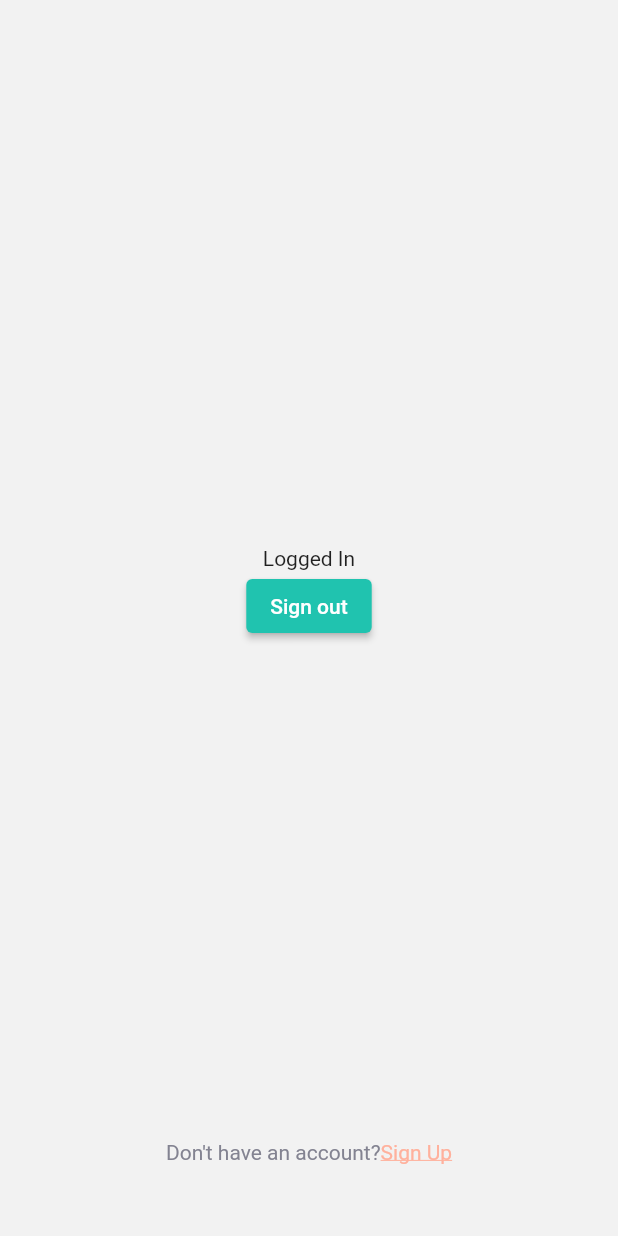
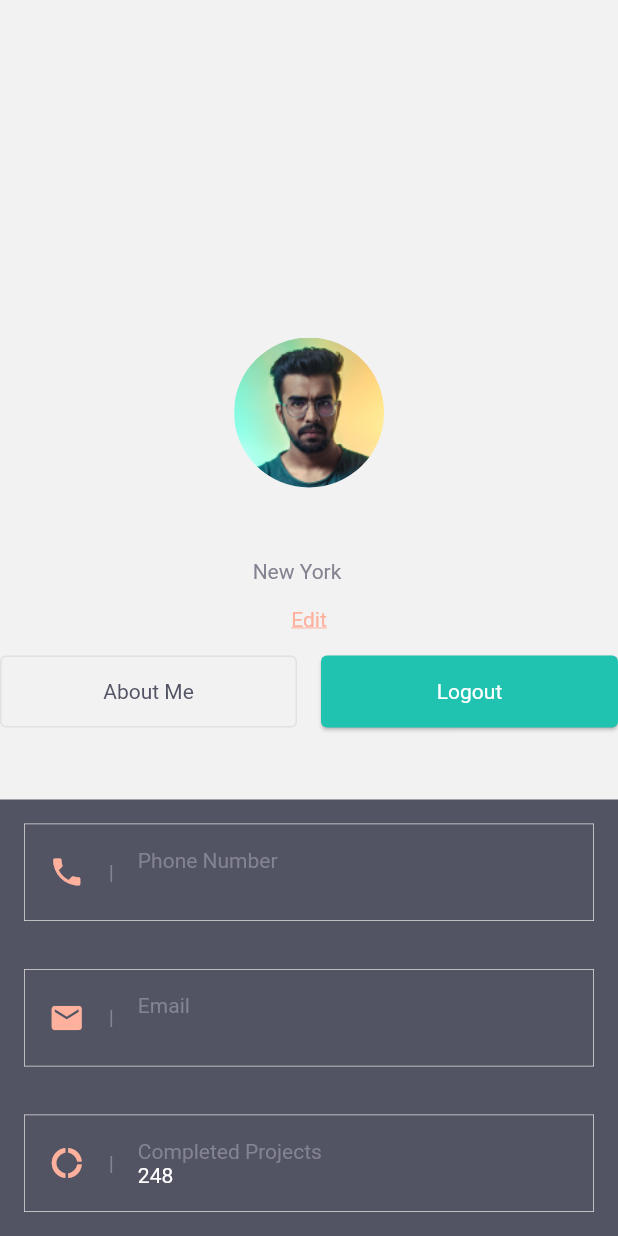
Before and after one commit to MamikonP/scale3c, a Flutter app: the screen it shows once a user with an empty profile is signed in, on a phone screen of 412 x 824 dp. Run offline on Flutter 3.47's test engine with Material 2 defaults, Android fonts, the light colour scheme and no system bars; our stand-ins replace firebase_auth, firebase_core, flutter_svg, get_it, go_router; missing offline and left inert: flutter_facebook_auth, linkedin_login; accounts and stored records are empty; network calls fail.

Commit message:
Implemented profile page UI

```diff
--- a/scale3c/lib/app.dart
+++ b/scale3c/lib/app.dart
@@ -8,6 +8,7 @@ class App extends StatelessWidget {
   @override
   Widget build(BuildContext context) {
     return MaterialApp.router(
+      debugShowCheckedModeBanner: false,
       title: 'Flutter Demo',
       theme: CustomThemeData().lightTheme,
       routerConfig: router,
--- a/scale3c/lib/shared/constants.dart
+++ b/scale3c/lib/shared/constants.dart
@@ -4,3 +4,4 @@ const String linkedinRedirectUri = 'http://localhost/';
 
 const String signInAssetImage = 'assets/images/signin.png';
 const String signUpAssetImage = 'assets/images/signup.png';
+const String placeholderImage = 'assets/images/placeholder.png';
--- a/scale3c/lib/shared/navigation/route_name.dart
+++ b/scale3c/lib/shared/navigation/route_name.dart
@@ -3,4 +3,5 @@ abstract class RouteName {
   static const String signIn = '/sign-in';
   static const String signUp = '/sign-up';
   static const String linkedinAuth = '/linkedin-auth';
+  static const String profile = '/profile';
 }
--- a/scale3c/lib/shared/navigation/routes.dart
+++ b/scale3c/lib/shared/navigation/routes.dart
@@ -1,3 +1,4 @@
+import 'package:firebase_auth/firebase_auth.dart';
 import 'package:flutter/material.dart';
 import 'package:get_it/get_it.dart';
 import 'package:go_router/go_router.dart';
@@ -5,6 +6,7 @@ import '../../domain/usecases/email_sigin_firebase/email_signin_firebase.dart';
 import '../../domain/usecases/email_signup_firebase/email_sign_up_firebase.dart';
 import '../../domain/usecases/facebook_sigin_in_firebase/facebook_sigin_firebase.dart';
 import '../../domain/usecases/firebase_sign_out/firebase_sign_out.dart';
+import '../../view/pages/profile/profile_page.dart';
 import '../../view/pages/sign_in/sign_in_page.dart';
 import '../../view/pages/sign_up/sign_up_page.dart';
 import '../../view/widgets/linkedin.dart';
@@ -40,6 +42,11 @@ GoRouter router = GoRouter(
       path: RouteName.linkedinAuth,
       builder: (BuildContext context, GoRouterState state) =>
           const Linkedin()
-    )
+    ),
+    GoRoute(
+      path: RouteName.profile,
+      builder: (BuildContext context, GoRouterState state) =>
+          ProfilePage(FirebaseAuth.instance.currentUser)
+    ),
   ],
 );
--- a/scale3c/lib/view/pages/app_page.dart
+++ b/scale3c/lib/view/pages/app_page.dart
@@ -8,6 +8,7 @@ class AppPage extends StatelessWidget {
     this.scrollable = false,
     this.footer,
     this.bodyPadding,
+    this.centered = true,
     super.key,
   });
 
@@ -15,21 +16,33 @@ class AppPage extends StatelessWidget {
   final Widget? footer;
   final bool scrollable;
   final EdgeInsets? bodyPadding;
+  final bool centered;
 
   @override
   Widget build(BuildContext context) {
     return Scaffold(
       backgroundColor: Theme.of(context).colorScheme.background,
-      body: Column(
+      body: SizedBox(
+        width: MediaQuery.of(context).size.width,
+        height: MediaQuery.of(context).size.height,
+        child: Column(
           children: <Widget>[
             Expanded(
               child: Padding(
                 padding: bodyPadding ?? EdgeInsets.zero,
-              child: Center(
-                child: SingleChildScrollView(
+                child: centered
+                    ? Center(
+                        child: !scrollable
+                            ? body
+                            : SingleChildScrollView(
                                 child: body,
                               ),
-              ),
+                      )
+                    : scrollable
+                        ? SingleChildScrollView(
+                            child: body,
+                          )
+                        : body,
               ),
             ),
             if (footer != null)
@@ -39,6 +52,7 @@ class AppPage extends StatelessWidget {
               ),
           ],
         ),
+      ),
     );
   }
 }
--- a/scale3c/lib/view/pages/auth/auth_page_content.dart
+++ b/scale3c/lib/view/pages/auth/auth_page_content.dart
@@ -68,14 +68,16 @@ class AuthPageContent extends StatelessWidget with AuthControllerMixin {
             textAlign: TextAlign.end,
           ),
         Spacing(extraLarge),
-        AppButon(
+        AppButton(
           onPressed: _authenticateUser,
           child: AppText(
             text: AuthHelper.of(authType).actionText,
           ),
         ),
         const OrLabel(),
-        SocialButtons(facebookSiginFirebaseUseCase: facebookSiginFirebaseUseCase,),
+        SocialButtons(
+          facebookSiginFirebaseUseCase: facebookSiginFirebaseUseCase,
+        ),
       ],
     );
   }
--- /dev/null
+++ b/scale3c/lib/view/pages/profile/components/user_detail.dart
@@ -0,0 +1,65 @@
+import 'package:firebase_auth/firebase_auth.dart';
+import 'package:flutter/material.dart';
+
+import '../../../../shared/constants.dart';
+import '../../../../shared/gaps/gaps.dart';
+import '../../../constants/spacing_direction.dart';
+import '../../../widgets/app_text.dart';
+import '../../../widgets/spacing.dart';
+
+class UserDetail extends StatelessWidget {
+  const UserDetail({required this.user, super.key});
+
+  final User? user;
+
+  @override
+  Widget build(BuildContext context) {
+    return Column(
+      mainAxisSize: MainAxisSize.min,
+      children: <Widget>[
+        Center(
+          child: user?.photoURL != null
+              ? CircleAvatar(
+                  backgroundImage: NetworkImage(user!.photoURL!),
+                  radius: 20,
+                )
+              : Container(
+                  width: 100,
+                  height: 100,
+                  decoration: const BoxDecoration(
+                    shape: BoxShape.circle,
+                    image: DecorationImage(
+                      fit: BoxFit.cover,
+                      image: ExactAssetImage(placeholderImage),
+                    ),
+                  ),
+                ),
+        ),
+        Spacing(large),
+        AppText(
+          text: user?.displayName ?? user?.email ?? '',
+          color: Theme.of(context).colorScheme.primaryContainer,
+          isBold: true,
+        ),
+        Spacing(large),
+        Row(
+          mainAxisAlignment: MainAxisAlignment.center,
+          children: <Widget>[
+            AppText(
+              text: 'New York',
+              color: Theme.of(context).colorScheme.primaryContainer,
+            ),
+            Spacing(
+              large,
+              direction: SpacingDirection.horizontal,
+            ),
+            AppText(
+              text: user?.uid ?? '',
+              color: Theme.of(context).colorScheme.primaryContainer,
+            ),
+          ],
+        ),
+      ],
+    );
+  }
+}
--- /dev/null
+++ b/scale3c/lib/view/pages/profile/components/user_social_detail.dart
@@ -0,0 +1,67 @@
+import 'package:flutter/material.dart';
+import 'package:flutter/src/widgets/framework.dart';
+import 'package:flutter/src/widgets/placeholder.dart';
+
+import '../../../../shared/gaps/gaps.dart';
+import '../../../constants/spacing_direction.dart';
+import '../../../widgets/app_text.dart';
+import '../../../widgets/spacing.dart';
+
+class UserSocialDetail extends StatelessWidget {
+  const UserSocialDetail({
+    required this.title,
+    required this.subtitle,
+    required this.iconData,
+    super.key,
+  });
+
+  final String title;
+  final String subtitle;
+  final IconData iconData;
+
+  @override
+  Widget build(BuildContext context) {
+    return Container(
+      margin: EdgeInsets.all(large),
+      decoration: BoxDecoration(
+        color: Colors.transparent,
+        border: Border.all(
+            color: Theme.of(context).colorScheme.secondary, width: 0.5),
+      ),
+      child: Padding(
+        padding: EdgeInsets.all(large),
+        child: Row(
+          children: <Widget>[
+            Icon(
+              iconData,
+              color: Theme.of(context).colorScheme.secondaryContainer,
+            ),
+            Spacing(
+              large,
+              direction: SpacingDirection.horizontal,
+            ),
+            AppText(
+              text: '|',
+              color: Theme.of(context).colorScheme.primaryContainer,
+            ),
+            Spacing(
+              large,
+              direction: SpacingDirection.horizontal,
+            ),
+            Column(
+              mainAxisAlignment: MainAxisAlignment.center,
+              crossAxisAlignment: CrossAxisAlignment.start,
+              children: <Widget>[
+                AppText(
+                  text: title,
+                  color: Theme.of(context).colorScheme.primaryContainer,
+                ),
+                AppText(text: subtitle, color: Colors.white),
+              ],
+            )
+          ],
+        ),
+      ),
+    );
+  }
+}
--- /dev/null
+++ b/scale3c/lib/view/pages/profile/profile_content.dart
@@ -0,0 +1,97 @@
+import 'package:firebase_auth/firebase_auth.dart';
+import 'package:flutter/material.dart';
+
+import '../../../shared/gaps/gaps.dart';
+import '../../constants/spacing_direction.dart';
+import '../../widgets/app_button.dart';
+import '../../widgets/app_text.dart';
+import '../../widgets/spacing.dart';
+import 'components/user_detail.dart';
+import 'components/user_social_detail.dart';
+
+class ProfileContent extends StatelessWidget {
+  const ProfileContent(this.user, {super.key});
+
+  final User? user;
+
+  @override
+  Widget build(BuildContext context) {
+    return Column(
+      crossAxisAlignment: CrossAxisAlignment.stretch,
+      mainAxisAlignment: MainAxisAlignment.end,
+      children: <Widget>[
+        SizedBox(
+          child: Column(
+            mainAxisSize: MainAxisSize.min,
+            children: <Widget>[
+              Spacing(extraLarge),
+              UserDetail(user: user),
+              Spacing(large),
+              GestureDetector(
+                child: AppText(
+                  text: 'Edit',
+                  color: Theme.of(context).colorScheme.secondaryContainer,
+                  textDecoration: TextDecoration.underline,
+                  textAlign: TextAlign.center,
+                ),
+              ),
+              Spacing(large),
+              Row(
+                children: <Widget>[
+                  Expanded(
+                    child: AppButton(
+                      onPressed: () {},
+                      outlined: true,
+                      child: AppText(
+                        text: 'About Me',
+                        color: Theme.of(context).colorScheme.onBackground,
+                      ),
+                    ),
+                  ),
+                  Spacing(
+                    large,
+                    direction: SpacingDirection.horizontal,
+                  ),
+                  Expanded(
+                    child: AppButton(
+                      onPressed: () {},
+                      child: const AppText(
+                        text: 'Logout',
+                      ),
+                    ),
+                  ),
+                ],
+              ),
+            ],
+          ),
+        ),
+        Spacing(
+          extraLarge,
+        ),
+        Container(
+          alignment: Alignment.bottomCenter,
+          color: Theme.of(context).colorScheme.onBackground,
+          child: Column(
+            children: <Widget>[
+              UserSocialDetail(
+                title: 'Phone Number',
+                subtitle: user?.phoneNumber ?? 'Not specified',
+                iconData: Icons.phone,
+              ),
+              UserSocialDetail(
+                title: 'Email',
+                subtitle: user?.email ?? 'Unknown',
+                iconData: Icons.email,
+              ),
+              const UserSocialDetail(
+                title: 'Completed Projects',
+                subtitle: '248',
+                iconData: Icons.donut_large,
+              ),
+            ],
+          ),
+        ),
+      ],
+    );
+  }
+}
--- /dev/null
+++ b/scale3c/lib/view/pages/profile/profile_page.dart
@@ -0,0 +1,20 @@
+import 'package:firebase_auth/firebase_auth.dart';
+import 'package:flutter/material.dart';
+
+import '../../../shared/gaps/gaps.dart';
+import '../app_page.dart';
+import 'profile_content.dart';
+
+class ProfilePage extends StatelessWidget {
+  const ProfilePage(this.user, {super.key});
+
+  final User? user;
+
+  @override
+  Widget build(BuildContext context) {
+    return AppPage(
+      centered: true,
+      body: ProfileContent(user),
+    );
+  }
+}
--- a/scale3c/lib/view/pages/sign_in/sign_in_content.dart
+++ /dev/null
@@ -1,64 +0,0 @@
-import 'package:flutter/material.dart';
-import 'package:go_router/go_router.dart';
-
-import '../../../domain/usecases/email_sigin_firebase/email_signin_firebase.dart';
-import '../../../domain/usecases/facebook_sigin_in_firebase/facebook_sigin_firebase.dart';
-import '../../../shared/navigation/route_name.dart';
-import '../../mixins/auth_controller_mixin.dart';
-
-// Mock auth page
-class SignInContent extends StatelessWidget with AuthControllerMixin {
-  SignInContent({
-    required this.emailSigninFirebaseUseCase,
-    required this.facebookSiginFirebaseUseCase,
-    super.key,
-  });
-
-  final EmailSigninFirebaseUseCase emailSigninFirebaseUseCase;
-  final FacebookSiginFirebaseUseCase facebookSiginFirebaseUseCase;
-
-  @override
-  Widget build(BuildContext context) {
-    return Column(
-      mainAxisAlignment: MainAxisAlignment.center,
-      children: <Widget>[
-        TextField(
-          controller: emailController,
-          decoration: const InputDecoration(hintText: 'Email'),
-        ),
-        TextField(
-          controller: passwordController,
-          decoration: const InputDecoration(hintText: 'Password'),
-        ),
-        ElevatedButton(
-          onPressed: _firebaseSignIn,
-          child: const Text('Sign In'),
-        ),
-        TextButton(
-          onPressed: () {
-            context.push(RouteName.signUp);
-          },
-          child: const Text('Sign Up'),
-        ),
-        Row(
-          mainAxisAlignment: MainAxisAlignment.spaceEvenly,
-          children: <Widget>[
-            ElevatedButton.icon(
-              onPressed: facebookSiginFirebaseUseCase,
-              icon: const Icon(Icons.facebook),
-              label: const Text('Facebook'),
-            ),
-            ElevatedButton.icon(
-              onPressed: () => context.push(RouteName.linkedinAuth),
-              icon: const Icon(Icons.link),
-              label: const Text('Linkedin'),
-            )
-          ],
-        )
-      ],
-    );
-  }
-
-  void _firebaseSignIn() =>
-      emailSigninFirebaseUseCase(emailController.text, passwordController.text);
-}
--- a/scale3c/lib/view/pages/sign_in/sign_in_page.dart
+++ b/scale3c/lib/view/pages/sign_in/sign_in_page.dart
@@ -11,6 +11,7 @@ import '../../widgets/profile.dart';
 import '../app_page.dart';
 import '../auth/auth_page_content.dart';
 import '../auth/components/auth_footer.dart';
+import '../profile/profile_content.dart';
 
 class SignInPage extends StatelessWidget {
   const SignInPage({
@@ -47,10 +48,9 @@ class SignInPage extends StatelessWidget {
             );
           }
           if (snapshot.hasData) {
-            return Profile(
-              snapshot.data!,
-              firebaseSignOutUseCase: firebaseSignOutUseCase,
-            );
+            Future<void>.microtask(() {
+              context.pushReplacement(RouteName.profile);
+            });
           }
           return AuthPageContent(
             emailSigninFirebaseUseCase: emailSigninFirebaseUseCase,
--- a/scale3c/lib/view/pages/sign_up/sign_up_content.dart
+++ /dev/null
@@ -1,35 +0,0 @@
-import 'package:flutter/material.dart';
-
-import '../../../domain/usecases/email_signup_firebase/email_sign_up_firebase.dart';
-import '../../mixins/auth_controller_mixin.dart';
-
-class SignUpContent extends StatelessWidget with AuthControllerMixin {
-  SignUpContent({required this.emailSignupFirebaseUseCase, super.key});
-
-  final EmailSignupFirebaseUseCase emailSignupFirebaseUseCase;
-
-  @override
-  Widget build(BuildContext context) {
-    return Column(
-      mainAxisAlignment: MainAxisAlignment.center,
-      children: <Widget>[
-        TextField(
-          controller: emailController,
-          decoration: const InputDecoration(hintText: 'Email'),
-        ),
-        TextField(
-          controller: passwordController,
-          decoration: const InputDecoration(hintText: 'Password'),
-        ),
-        ElevatedButton(
-          onPressed: _firebaseSignUp,
-          child: const Text('Sign In'),
-        ),
-      ],
-    );
-  }
-
-  void _firebaseSignUp() {
-    emailSignupFirebaseUseCase(emailController.text, passwordController.text);
-  }
-}
--- a/scale3c/lib/view/widgets/app_button.dart
+++ b/scale3c/lib/view/widgets/app_button.dart
@@ -2,19 +2,30 @@ import 'package:flutter/material.dart';
 
 import '../../shared/gaps/gaps.dart';
 
-class AppButon extends StatelessWidget {
-  const AppButon({required this.onPressed, required this.child, super.key});
+class AppButton extends StatelessWidget {
+  const AppButton({
+    required this.onPressed,
+    required this.child,
+    this.outlined = false,
+    super.key,
+  });
 
   final void Function() onPressed;
   final Widget child;
+  final bool outlined;
 
   @override
   Widget build(BuildContext context) {
     return ElevatedButton(
       onPressed: onPressed,
-      style: ButtonStyle(
-        backgroundColor: MaterialStatePropertyAll<Color>(
-            Theme.of(context).colorScheme.primary),
+      style: ElevatedButton.styleFrom(
+        elevation: !outlined ? 1 : 0,
+        side: !outlined
+            ? BorderSide.none
+            : BorderSide(color: Theme.of(context).colorScheme.secondary),
+        backgroundColor: outlined
+            ? Colors.transparent
+            : Theme.of(context).colorScheme.primary,
       ),
       child: Padding(
         padding: EdgeInsets.symmetric(vertical: large),
--- a/scale3c/lib/view/widgets/app_text.dart
+++ b/scale3c/lib/view/widgets/app_text.dart
@@ -7,6 +7,7 @@ class AppText extends StatelessWidget {
     this.textAlign,
     this.isBold = false,
     this.fontSize,
+    this.textDecoration = TextDecoration.none,
     super.key,
   });
 
@@ -15,6 +16,7 @@ class AppText extends StatelessWidget {
   final TextAlign? textAlign;
   final bool isBold;
   final double? fontSize;
+  final TextDecoration textDecoration;
 
   @override
   Widget build(BuildContext context) {
@@ -23,8 +25,8 @@ class AppText extends StatelessWidget {
       style: TextStyle(
           color: color,
           fontWeight: isBold ? FontWeight.bold : FontWeight.normal,
-          fontSize: fontSize
-          ),
+          fontSize: fontSize,
+          decoration: textDecoration),
       textAlign: textAlign,
     );
   }
```
Also changed, not shown: scale3c/pubspec.yaml (+8 -0 lines), scale3c/assets/images/placeholder.png (added). Lines whose indentation alone changed are shown as unchanged.
